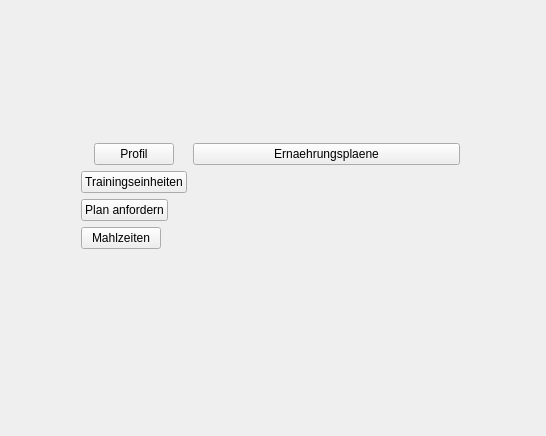
First picture: the form in StayHealthy_VS/Team6.StayHealthy/StayHealthy/main_menu.ui, repository denismhz/SWP, before the edit.
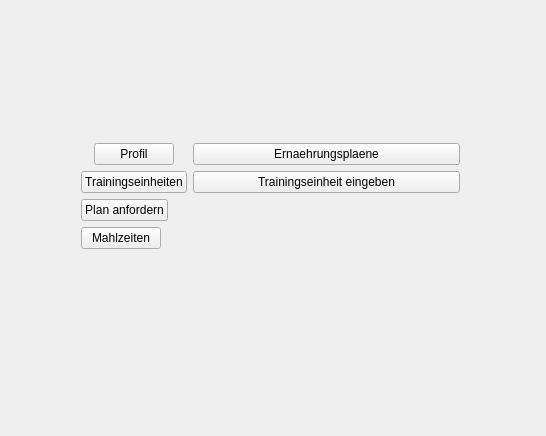
Second picture: the form after the edit.

Commit message: Trainingseinheit eingeben 1. Iteration

What changed in the file:
```diff
--- a/StayHealthy_VS/Team6.StayHealthy/StayHealthy/main_menu.ui
+++ b/StayHealthy_VS/Team6.StayHealthy/StayHealthy/main_menu.ui
@@ -80,6 +80,13 @@
         </property>
        </widget>
       </item>
+      <item row="1" column="1">
+       <widget class="QPushButton" name="toTrainingseinheitenEingeben">
+        <property name="text">
+         <string>Trainingseinheit eingeben</string>
+        </property>
+       </widget>
+      </item>
      </layout>
     </widget>
    </widget>
```
The commit also changes 8 other files.
